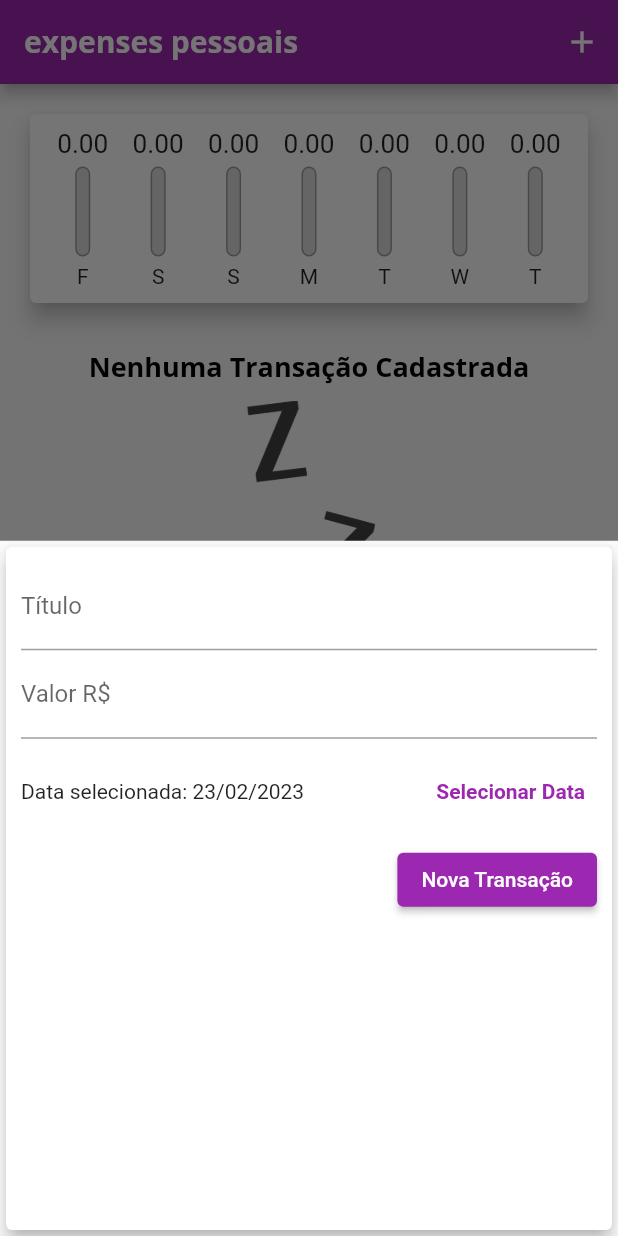
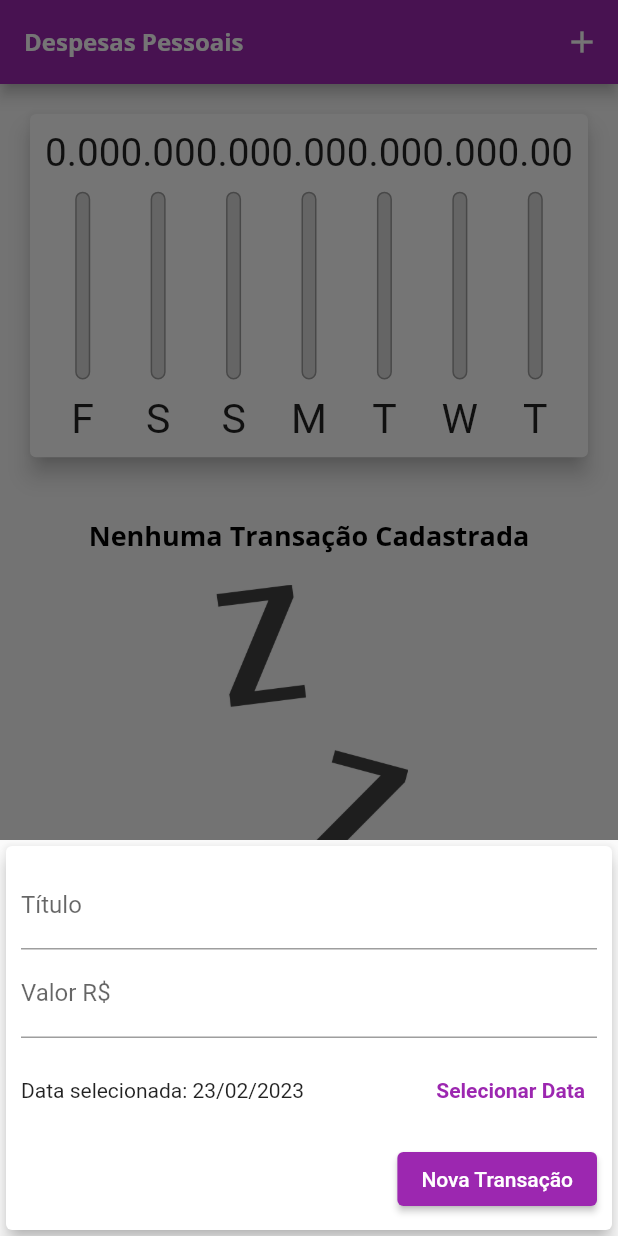
Before and after one commit to Lowez/Expenses, a Flutter app: the screen it shows after launch, after a tap on the "add" icon, on a phone screen of 412 x 824 dp. Run offline on Flutter 3.47's test engine with Material 2 defaults, Android fonts, the phone set to English and light mode, and no system bars; missing offline and left inert: dart:ffi.

Commit message:
Adding responsive upgrades to the application

```diff
--- a/lib/components/chart_bar.dart
+++ b/lib/components/chart_bar.dart
@@ -17,17 +17,20 @@ class ChartBar extends StatelessWidget {
 
   @override
   Widget build(BuildContext context) {
+    return LayoutBuilder(builder: (ctx, constraints) {
       return Column(
         children: [
           Container(
-          height: 20,
+            height: constraints.maxHeight * 0.15,
             child: FittedBox(
               child: Text(dayValue.toStringAsFixed(2)),
             ),
           ),
-        SizedBox(height: 5),
+          SizedBox(
+            height: constraints.maxHeight * 0.05,
+          ),
           Container(
-          height: 60,
+            height: constraints.maxHeight * 0.6,
             width: 10,
             child: Stack(
               alignment: Alignment.bottomCenter,
@@ -54,9 +57,17 @@ class ChartBar extends StatelessWidget {
               ],
             ),
           ),
-        SizedBox(height: 5),
-        Text(label)
+          SizedBox(
+            height: constraints.maxHeight * 0.05,
+          ),
+          Container(
+            height: constraints.maxHeight * 0.15,
+            child: FittedBox(
+              child: Text(label),
+            ),
+          )
         ],
       );
+    });
   }
 }
--- a/lib/components/transaction_form.dart
+++ b/lib/components/transaction_form.dart
@@ -45,10 +45,16 @@ class _TransactionFormState extends State<TransactionForm> {
 
   @override
   Widget build(BuildContext context) {
-    return Card(
+    return SingleChildScrollView(
+      child: Card(
         elevation: 5,
         child: Padding(
-        padding: const EdgeInsets.all(10),
+          padding: EdgeInsets.only(
+            top: 10,
+            right: 10,
+            left: 10,
+            bottom: 10 + MediaQuery.of(context).viewInsets.bottom,
+          ),
           child: Column(
             // ignore: prefer_const_literals_to_create_immutables
             children: [
@@ -108,6 +114,7 @@ class _TransactionFormState extends State<TransactionForm> {
             ],
           ),
         ),
+      ),
     );
   }
 }
--- a/lib/components/transaction_list.dart
+++ b/lib/components/transaction_list.dart
@@ -12,27 +12,28 @@ class TransactionList extends StatelessWidget {
 
   @override
   Widget build(BuildContext context) {
-    return Container(
-      height: 400,
-      child: transactions.isEmpty
-          ? Column(
+    return transactions.isEmpty
+        ? LayoutBuilder(
+            builder: ((context, constraints) {
+              return Column(
                 // ignore: prefer_const_literals_to_create_immutables
                 children: [
-                Padding(
-                  padding: const EdgeInsets.all(10.0),
-                  child: Text(
+                  SizedBox(height: 20),
+                  Text(
                     'Nenhuma Transação Cadastrada',
                     style: Theme.of(context).textTheme.headline6,
                   ),
-                ),
+                  SizedBox(height: 20),
                   Container(
-                  height: 200,
+                    height: constraints.maxHeight * 0.6,
                     child: Image.asset(
                       'assets/images/waiting.png',
                       fit: BoxFit.cover,
                     ),
                   )
                 ],
+              );
+            }),
           )
         : ListView.builder(
             itemCount: transactions.length,
@@ -58,7 +59,15 @@ class TransactionList extends StatelessWidget {
                     style: Theme.of(context).textTheme.titleLarge,
                   ),
                   subtitle: Text(DateFormat('d MMM y').format(tr.date)),
-                    trailing: IconButton(
+                  trailing: MediaQuery.of(context).size.width > 400
+                      ? TextButton.icon(
+                          onPressed: () => onRemove(tr.id.toString()),
+                          icon: Icon(Icons.delete),
+                          label: Text('Excluir'),
+                          style: TextButton.styleFrom(
+                              primary: Theme.of(context).errorColor),
+                        )
+                      : IconButton(
                           icon: Icon(Icons.delete),
                           onPressed: () => onRemove(tr.id.toString()),
                           color: Theme.of(context).errorColor,
@@ -66,7 +75,6 @@ class TransactionList extends StatelessWidget {
                 ),
               );
             },
-            ),
           );
   }
 }
--- a/lib/main.dart
+++ b/lib/main.dart
@@ -1,4 +1,4 @@
-// ignore_for_file: prefer_const_constructors, sort_child_properties_last, avoid_unnecessary_containers, use_key_in_widget_constructors, unused_import
+// ignore_for_file: prefer_const_constructors, sort_child_properties_last, avoid_unnecessary_containers, use_key_in_widget_constructors, unused_import, unused_local_variable, sized_box_for_whitespace
 
 import 'dart:ffi';
 
@@ -7,6 +7,8 @@ import 'package:expenses/components/transaction_form.dart';
 
 import 'package:expenses/models/transaction.dart';
 import 'package:flutter/material.dart';
+import 'package:flutter/services.dart';
+import 'package:intl/date_symbol_data_file.dart';
 import 'dart:math';
 
 import '../models/transaction.dart';
@@ -20,6 +22,8 @@ void main() {
 class ExpensesApp extends StatelessWidget {
   @override
   Widget build(BuildContext context) {
+    // SystemChrome.setPreferredOrientations([DeviceOrientation.portraitUp]);
+
     final ThemeData tema = ThemeData();
 
     return MaterialApp(
@@ -59,6 +63,7 @@ class MyHomePage extends StatefulWidget {
 
 class _MyHomePageState extends State<MyHomePage> {
   final List<Transaction> _transactions = [];
+  bool _showChart = false;
 
   List<Transaction> get _recentTransactions {
     return _transactions.where((transaction) {
@@ -105,24 +110,53 @@ class _MyHomePageState extends State<MyHomePage> {
 
   @override
   Widget build(BuildContext context) {
-    return Scaffold(
-      appBar: AppBar(
-        title: Text('expenses pessoais'),
+    final mediaQuery = MediaQuery.of(context);
+    bool _isLandscape = mediaQuery.orientation == Orientation.landscape;
+
+    final appBarWidget = AppBar(
+      title: Text(
+        'Despesas Pessoais',
+        style: TextStyle(fontSize: 16 * mediaQuery.textScaleFactor),
+      ),
       // ignore: prefer_const_literals_to_create_immutables
       actions: [
+        if (_isLandscape)
+          IconButton(
+            onPressed: () {
+              setState(() {
+                _showChart = !_showChart;
+              });
+            },
+            icon: Icon(_showChart ? Icons.list : Icons.bar_chart_rounded),
+          ),
         IconButton(
           onPressed: () => _openTransactionFormModal(context),
           icon: Icon(Icons.add),
         )
       ],
-      ),
+    );
+
+    final availableHeight = mediaQuery.size.height -
+        appBarWidget.preferredSize.height -
+        mediaQuery.padding.top;
+
+    return Scaffold(
+      appBar: appBarWidget,
       body: SingleChildScrollView(
         child: Column(
           crossAxisAlignment: CrossAxisAlignment.stretch,
           // ignore: prefer_const_literals_to_create_immutables
           children: [
-            Chart(_recentTransactions),
-            TransactionList(_transactions, _removeTransaction),
+            if (_showChart || !_isLandscape)
+              Container(
+                height: availableHeight * (_isLandscape ? 0.7 : 0.35),
+                child: Chart(_recentTransactions),
+              ),
+            if (!_showChart || !_isLandscape)
+              Container(
+                height: availableHeight * (_isLandscape ? 1 : 0.65),
+                child: TransactionList(_transactions, _removeTransaction),
+              ),
           ],
         ),
       ),
```
Lines whose indentation alone changed are shown as unchanged.
